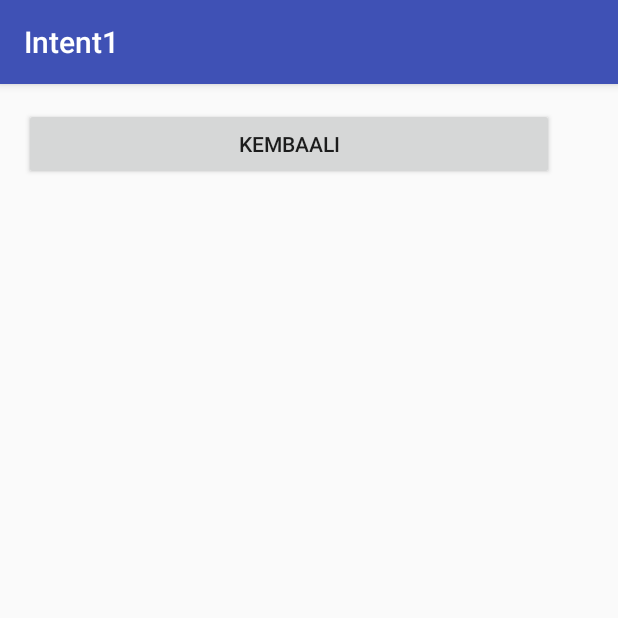
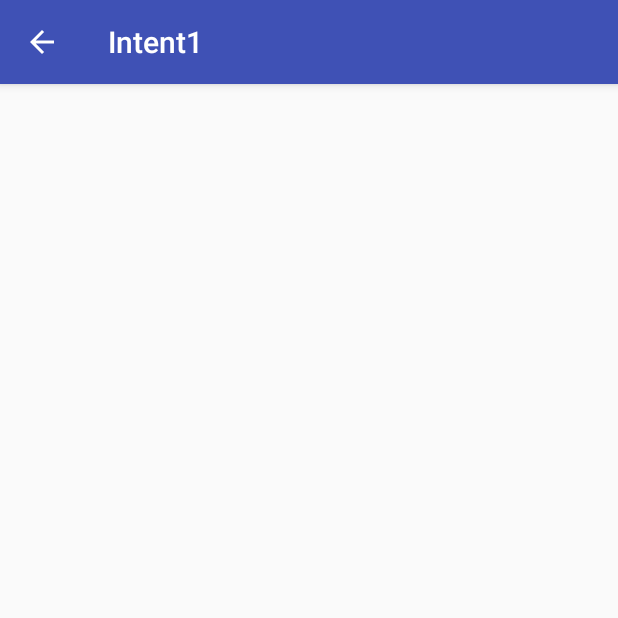
Before and after one commit to Ramadhangga/Intent1, an Android app: the HasilActivity screen opened directly, with no data from a screen before it, on a phone screen of 412 x 824 dp, the top half of it. Run offline under Robolectric (Android 15) with nearby library versions, the phone set to English and light mode, and no system bars.

```diff
--- a/app/src/main/java/id/sch/smktelkom_mlg/learn/intent1/HasilActivity.java
+++ b/app/src/main/java/id/sch/smktelkom_mlg/learn/intent1/HasilActivity.java
@@ -2,20 +2,23 @@ package id.sch.smktelkom_mlg.learn.intent1;
 
 import android.os.Bundle;
 import android.support.v7.app.AppCompatActivity;
-import android.view.View;
+import android.view.MenuItem;
 
 public class HasilActivity extends AppCompatActivity {
 
     @Override
     protected void onCreate(Bundle savedInstanceState) {
+        getSupportActionBar().setDisplayHomeAsUpEnabled(true);
         super.onCreate(savedInstanceState);
         setContentView(R.layout.activity_hasil);
+    }
 
-        findViewById(R.id.buttonBack).setOnClickListener(new View.OnClickListener() {
-            @Override
-            public void onClick(View v) {
-                onBackPressed();
-            }
-        });
+    @Override
+    public boolean onOptionsItemSelected(MenuItem item) {
+        if (item.getItemId() == android.R.id.home) {
+            onBackPressed();
+            return true;
+        }
+        return super.onOptionsItemSelected(item);
     }
 }
--- a/app/src/main/res/layout/activity_hasil.xml
+++ b/app/src/main/res/layout/activity_hasil.xml
@@ -10,9 +10,4 @@
     android:paddingTop="@dimen/activity_vertical_margin"
     tools:context="id.sch.smktelkom_mlg.learn.intent1.HasilActivity">
 
-    <Button
-        android:id="@+id/buttonBack"
-        android:layout_width="353dp"
-        android:layout_height="wrap_content"
-        android:text="KEMBAALI" />
 </LinearLayout>
```
